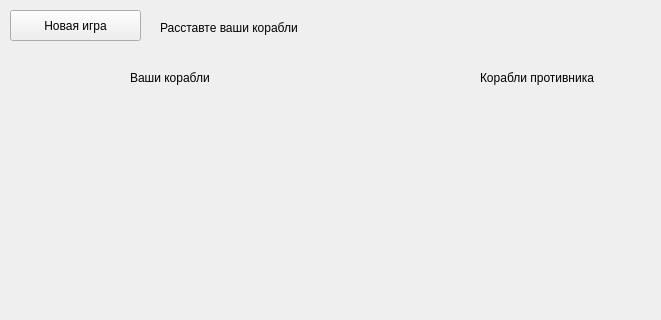
First picture: the form in mainwindow.ui, repository Dismeat/SeaKnight, before the edit; both pictures show x 0 to 661 and y 0 to 320 of the 800 by 600 pixel window.
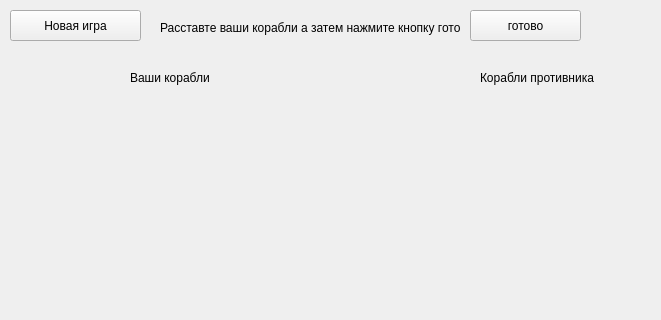
Second picture: the form after the edit.

Commit message: Create battle field class

```diff
--- a/mainwindow.ui
+++ b/mainwindow.ui
@@ -32,12 +32,12 @@
      <rect>
       <x>160</x>
       <y>20</y>
-      <width>171</width>
+      <width>301</width>
       <height>16</height>
      </rect>
     </property>
     <property name="text">
-     <string>Расставте ваши корабли</string>
+     <string>Расставте ваши корабли а затем нажмите кнопку готово</string>
     </property>
    </widget>
    <widget class="QLabel" name="label_2">
@@ -66,6 +66,22 @@
      <string>Корабли противника</string>
     </property>
    </widget>
+   <widget class="QPushButton" name="readyBtn">
+    <property name="enabled">
+     <bool>true</bool>
+    </property>
+    <property name="geometry">
+     <rect>
+      <x>470</x>
+      <y>10</y>
+      <width>111</width>
+      <height>31</height>
+     </rect>
+    </property>
+    <property name="text">
+     <string>готово</string>
+    </property>
+   </widget>
   </widget>
   <widget class="QStatusBar" name="statusbar"/>
  </widget>
```
Left out of the diff: 4 changed lines with no effect on the pictures. The commit also changes 4 other files.
